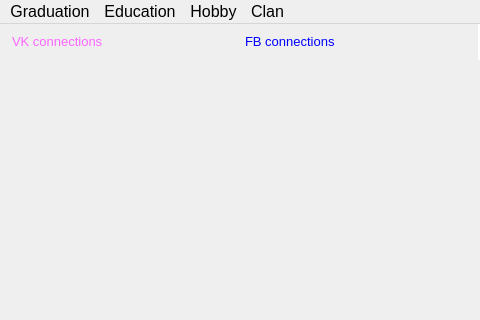
First picture: the form in testschool/Study project.ui, repository Natasha-rare/The-analysis-of-structure-and-dinamics-of-graduate-s-network-communities, before the edit; both pictures show x 0 to 480 and y 0 to 320 of the 1428 by 650 pixel window.
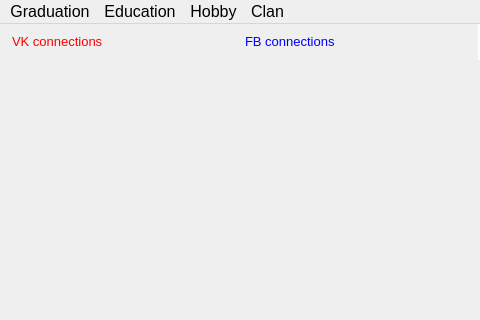
Second picture: the form after the edit.

The edit to the form file:
```diff
--- a/testschool/Study project.ui
+++ b/testschool/Study project.ui
@@ -150,7 +150,7 @@
           </font>
          </property>
          <property name="styleSheet">
-          <string notr="true">color: rgb(253, 102, 255)</string>
+          <string notr="true">color: rgb(255, 0, 0)</string>
          </property>
          <property name="text">
           <string>VK connections</string>
```
